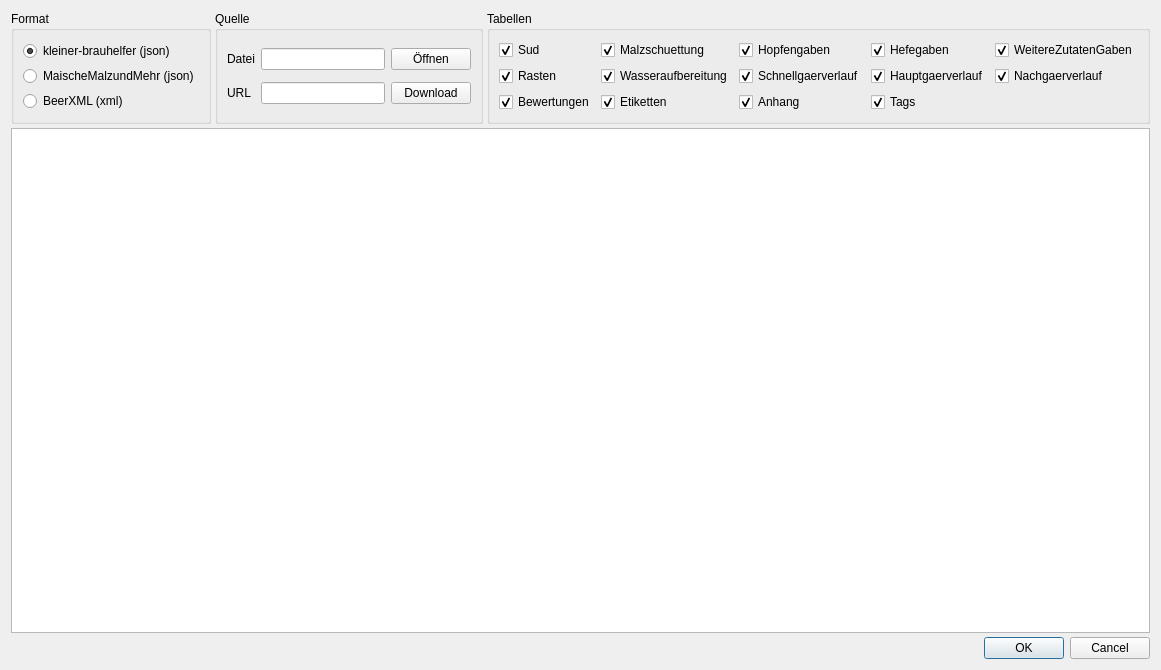
Above: kleiner-brauhelfer/dialogs/dlgimportexport.ui from kleiner-brauhelfer/kleiner-brauhelfer-2 before the change. Below: the same form after it.
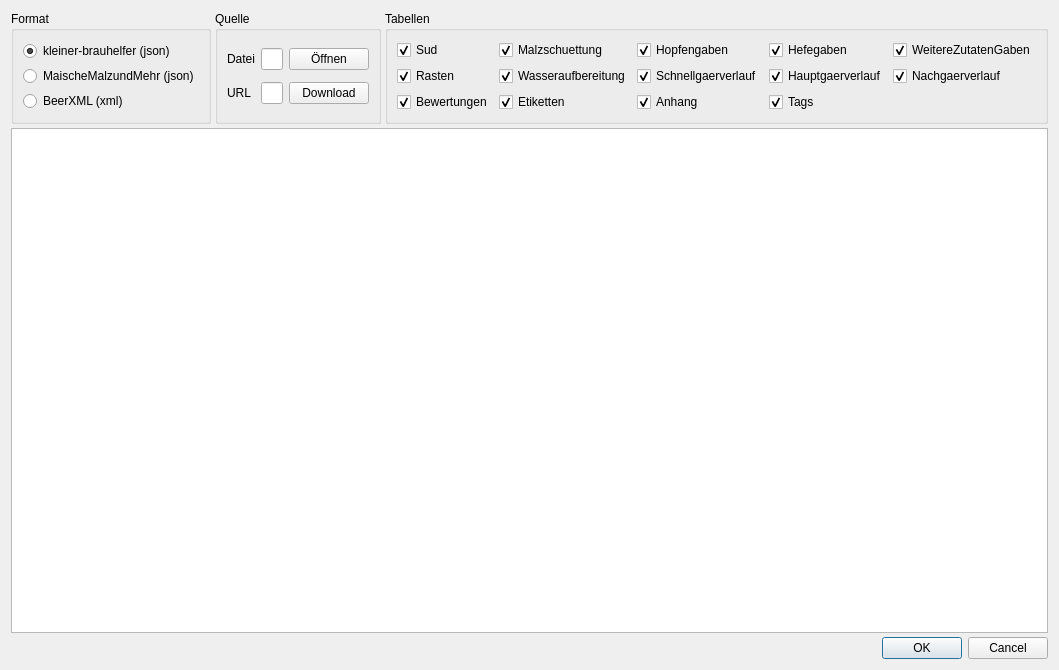
That is the form after the change.

The edit to the form file:
```diff
--- a/kleiner-brauhelfer/dialogs/dlgimportexport.ui
+++ b/kleiner-brauhelfer/dialogs/dlgimportexport.ui
@@ -6,7 +6,7 @@
    <rect>
     <x>0</x>
     <y>0</y>
-    <width>1161</width>
+    <width>814</width>
     <height>670</height>
    </rect>
   </property>
```
